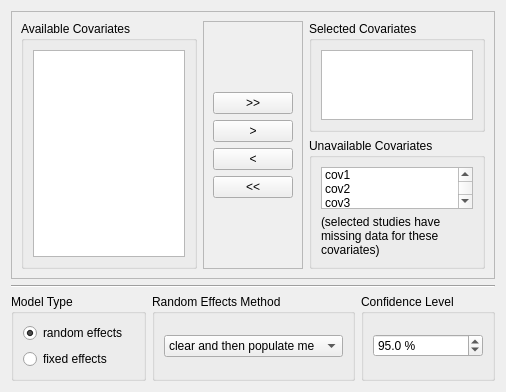
Qt form common_wizard_pages/select_covariates_page.ui (gdietz/OpenMEE) before a commit.
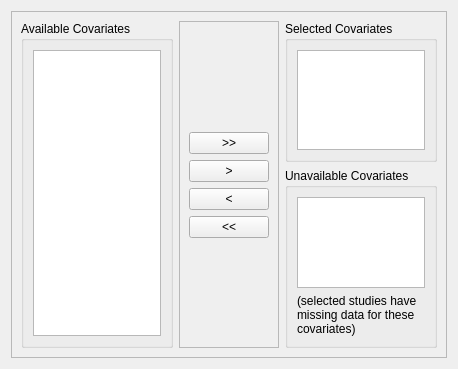
The same form after that commit.

```diff
--- a/common_wizard_pages/select_covariates_page.ui
+++ b/common_wizard_pages/select_covariates_page.ui
@@ -6,8 +6,8 @@
    <rect>
     <x>0</x>
     <y>0</y>
-    <width>506</width>
-    <height>386</height>
+    <width>458</width>
+    <height>369</height>
    </rect>
   </property>
   <property name="windowTitle">
@@ -114,7 +114,7 @@
           <property name="sizePolicy">
            <sizepolicy hsizetype="Expanding" vsizetype="Expanding">
             <horstretch>0</horstretch>
-            <verstretch>0</verstretch>
+            <verstretch>2</verstretch>
            </sizepolicy>
           </property>
           <property name="title">
@@ -122,7 +122,14 @@
           </property>
           <layout class="QVBoxLayout" name="verticalLayout_4">
            <item>
-            <widget class="QListWidget" name="selected_covs_listWidget"/>
+            <widget class="QListWidget" name="selected_covs_listWidget">
+             <property name="minimumSize">
+              <size>
+               <width>0</width>
+               <height>100</height>
+              </size>
+             </property>
+            </widget>
            </item>
           </layout>
          </widget>
@@ -132,33 +139,42 @@
           <property name="sizePolicy">
            <sizepolicy hsizetype="Expanding" vsizetype="Expanding">
             <horstretch>0</horstretch>
-            <verstretch>0</verstretch>
+            <verstretch>1</verstretch>
            </sizepolicy>
           </property>
+          <property name="minimumSize">
+           <size>
+            <width>0</width>
+            <height>0</height>
+           </size>
+          </property>
+          <property name="baseSize">
+           <size>
+            <width>0</width>
+            <height>0</height>
+           </size>
+          </property>
           <property name="title">
            <string>Unavailable Covariates</string>
           </property>
-          <layout class="QVBoxLayout" name="verticalLayout_3" stretch="0,0">
+          <layout class="QVBoxLayout" name="verticalLayout">
            <item>
             <widget class="QListWidget" name="unavailable_covs_listWidget">
              <property name="enabled">
               <bool>true</bool>
              </property>
-             <item>
-              <property name="text">
-               <string>cov1</string>
-              </property>
-             </item>
-             <item>
-              <property name="text">
-               <string>cov2</string>
-              </property>
-             </item>
-             <item>
-              <property name="text">
-               <string>cov3</string>
-              </property>
-             </item>
+             <property name="sizePolicy">
+              <sizepolicy hsizetype="Expanding" vsizetype="Expanding">
+               <horstretch>0</horstretch>
+               <verstretch>0</verstretch>
+              </sizepolicy>
+             </property>
+             <property name="maximumSize">
+              <size>
+               <width>16777215</width>
+               <height>150</height>
+              </size>
+             </property>
             </widget>
            </item>
            <item>
@@ -179,92 +195,6 @@
      </layout>
     </widget>
    </item>
-   <item>
-    <widget class="Line" name="line">
-     <property name="orientation">
-      <enum>Qt::Horizontal</enum>
-     </property>
-    </widget>
-   </item>
-   <item>
-    <layout class="QHBoxLayout" name="horizontalLayout">
-     <item>
-      <widget class="QGroupBox" name="model_type_groupBox">
-       <property name="title">
-        <string>Model Type</string>
-       </property>
-       <layout class="QVBoxLayout" name="verticalLayout_2">
-        <item>
-         <widget class="QRadioButton" name="random_effects_radio_btn">
-          <property name="text">
-           <string>random effects</string>
-          </property>
-          <property name="checked">
-           <bool>true</bool>
-          </property>
-         </widget>
-        </item>
-        <item>
-         <widget class="QRadioButton" name="fixed_effects_radio_btn">
-          <property name="text">
-           <string>fixed effects</string>
-          </property>
-         </widget>
-        </item>
-       </layout>
-      </widget>
-     </item>
-     <item>
-      <widget class="QGroupBox" name="random_effects_method_GroupBox">
-       <property name="title">
-        <string>Random Effects Method</string>
-       </property>
-       <layout class="QHBoxLayout" name="horizontalLayout_3">
-        <item>
-         <widget class="QComboBox" name="random_effects_method_ComboBox">
-          <item>
-           <property name="text">
-            <string>clear and then populate me</string>
-           </property>
-          </item>
-         </widget>
-        </item>
-       </layout>
-      </widget>
-     </item>
-     <item>
-      <widget class="QGroupBox" name="groupBox_2">
-       <property name="title">
-        <string>Confidence Level</string>
-       </property>
-       <layout class="QVBoxLayout" name="verticalLayout">
-        <item>
-         <widget class="QDoubleSpinBox" name="conf_level_spinbox">
-          <property name="suffix">
-           <string> %</string>
-          </property>
-          <property name="decimals">
-           <number>1</number>
-          </property>
-          <property name="minimum">
-           <double>70.000000000000000</double>
-          </property>
-          <property name="maximum">
-           <double>99.900000000000006</double>
-          </property>
-          <property name="singleStep">
-           <double>0.100000000000000</double>
-          </property>
-          <property name="value">
-           <double>95.000000000000000</double>
-          </property>
-         </widget>
-        </item>
-       </layout>
-      </widget>
-     </item>
-    </layout>
-   </item>
   </layout>
  </widget>
  <resources/>
```
